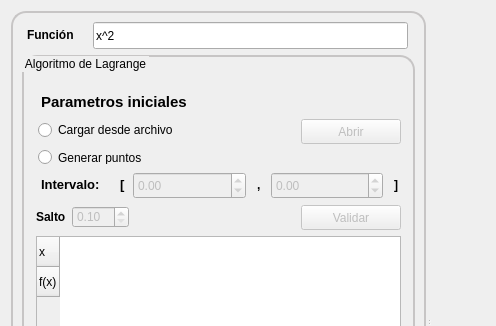
This is AproximacionFunciones/interfaz.ui in dafer154/AproximacionFunciones as Qt 5 draws it before an edit; both pictures show x 0 to 496 and y 0 to 326 of the 1043 by 676 pixel window. The edited form follows.
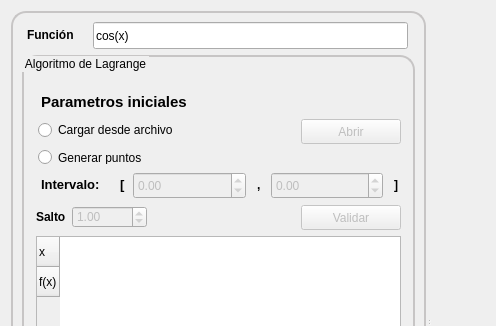
This is the edited form. Icons and pictures are not drawn. Custom widgets are drawn as their Qt base class.

Commit message: GUI terminada(si queda tiempo se incluyen la muestra de coordenadas)

Diff of the .ui file:
```diff
--- a/AproximacionFunciones/interfaz.ui
+++ b/AproximacionFunciones/interfaz.ui
@@ -91,7 +91,7 @@
                </size>
               </property>
               <property name="text">
-               <string>x^2</string>
+               <string>cos(x)</string>
               </property>
               <property name="dragEnabled">
                <bool>false</bool>
@@ -457,13 +457,16 @@
                     <bool>false</bool>
                    </property>
                    <property name="minimum">
-                    <double>0.100000000000000</double>
+                    <double>-1000.000000000000000</double>
+                   </property>
+                   <property name="maximum">
+                    <double>1000.000000000000000</double>
                    </property>
                    <property name="singleStep">
                     <double>0.100000000000000</double>
                    </property>
                    <property name="value">
-                    <double>0.100000000000000</double>
+                    <double>1.000000000000000</double>
                    </property>
                   </widget>
                  </item>
```
Left out of the diff: 2 changed lines with no effect on the pictures. The commit also changes 2 other files.
